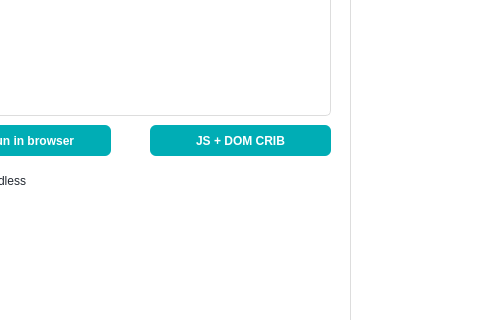
First picture: the form in ui/scraper_ui.ui, repository JhonBob999/Web_Scrapper-main-master, before the edit; both pictures show x 450 to 930 and y 355 to 675 of the 1509 by 787 pixel window.
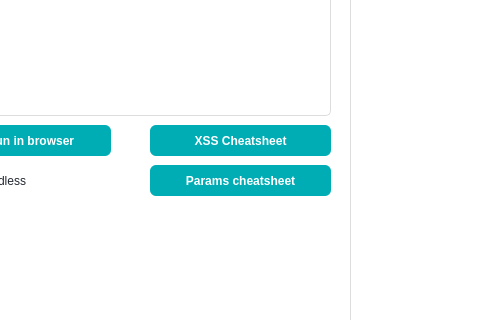
Second picture: the form after the edit.

Commit message: Params cheatsheet - search param, description , json files with database

The edit to the form file:
```diff
--- a/ui/scraper_ui.ui
+++ b/ui/scraper_ui.ui
@@ -548,7 +548,7 @@
          </font>
         </property>
         <property name="text">
-         <string>JS + DOM CRIB</string>
+         <string>XSS Cheatsheet</string>
         </property>
        </widget>
        <widget class="QComboBox" name="payload_combox">
@@ -657,6 +657,24 @@
          <string>Clear Filter</string>
         </property>
        </widget>
+       <widget class="QPushButton" name="params_btn">
+        <property name="geometry">
+         <rect>
+          <x>590</x>
+          <y>410</y>
+          <width>181</width>
+          <height>31</height>
+         </rect>
+        </property>
+        <property name="font">
+         <font>
+          <bold>true</bold>
+         </font>
+        </property>
+        <property name="text">
+         <string>Params cheatsheet</string>
+        </property>
+       </widget>
       </widget>
      </widget>
     </widget>
```
The commit also changes 4 other files.
